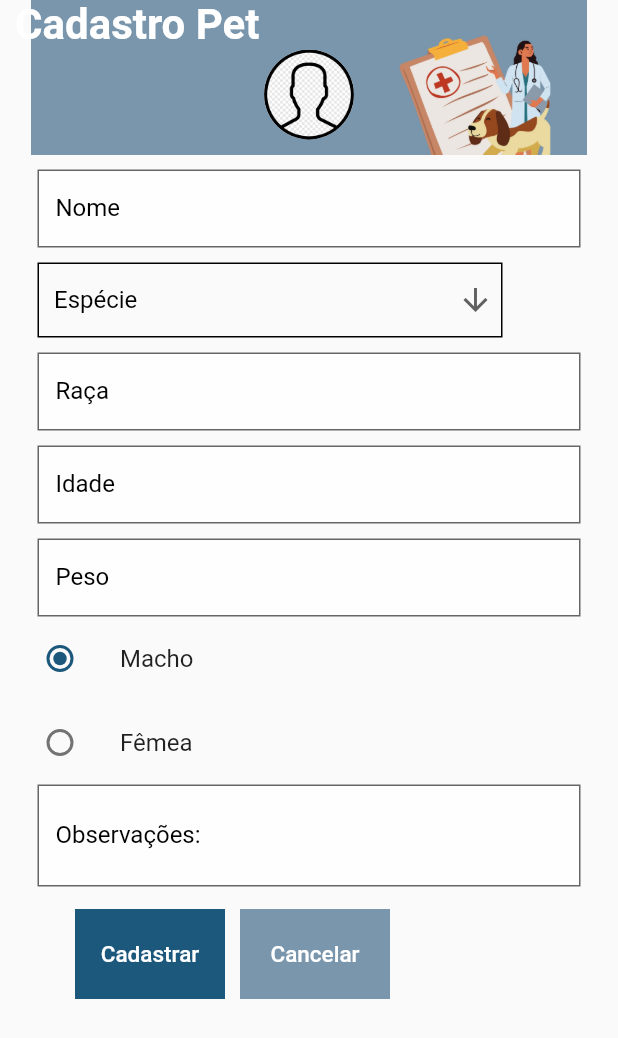
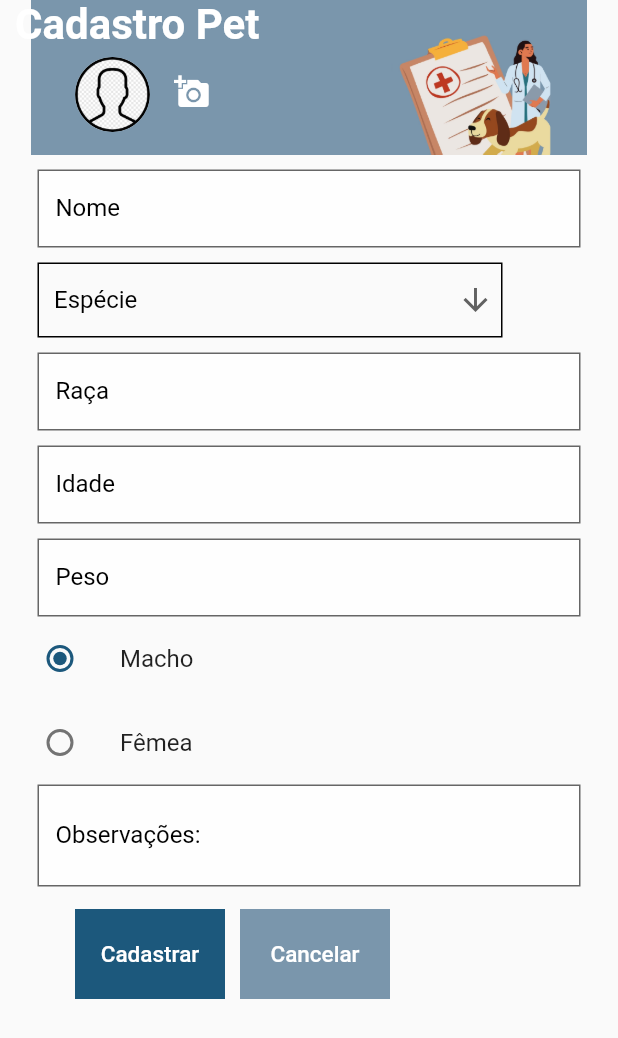
Before and after one commit to Mariana-Helena/C317-Conecte-Pet-App, a Flutter app: the CadastroPetPage screen opened directly, on a phone screen of 412 x 824 dp. Shown: the top 1038 px of the screen. Run offline on Flutter 3.47's test engine with Material 2 defaults, Android fonts, the phone set to English and light mode, and no system bars; our stand-ins replace image_picker, shared_preferences; accounts and stored records are empty.

Commit message:
doing upload

```diff
--- a/lib/cadastroPet.dart
+++ b/lib/cadastroPet.dart
@@ -4,6 +4,8 @@ import 'dart:convert';
 import 'pets.dart'; //para testar
 import 'package:shared_preferences/shared_preferences.dart';
 import 'package:http/http.dart' as http;
+import 'package:image_picker/image_picker.dart';
+import 'dart:io';
 
 class Pet {
   final String nome;
@@ -54,11 +56,10 @@ class CadastroPetPage extends StatefulWidget {
 class CadastroPetPageState extends State<CadastroPetPage> {
   final snackBar = SnackBar(
       content: Text('Pet registrado!'),
-      backgroundColor: Color.fromRGBO(10, 140, 30, 1));
+      backgroundColor: Color.fromRGBO(10, 140, 30, 1.0));
   final snackBar2 = SnackBar(
       content: Text('Erro no registro do Pet!'),
-      backgroundColor: Color.fromRGBO(219, 13, 30, 1));
-
+      backgroundColor: Color.fromRGBO(219, 13, 30, 1.0));
   int option = 1;
   String selectedPet;
   DateTime selectedDate;
@@ -73,6 +74,22 @@ class CadastroPetPageState extends State<CadastroPetPage> {
   final usuarioController = TextEditingController();
   Future<Pet> _futurePet;
   final _formKey = GlobalKey<FormState>();
+
+  File _image;
+  final picker = ImagePicker();
+
+  Future getImage() async {
+    final pickedFile = await picker.getImage(source: ImageSource.camera);
+
+    setState(() {
+      if (pickedFile != null) {
+        _image = File(pickedFile.path);
+      } else {
+        print('No image selected.');
+      }
+    });
+  }
+
 
   @override
   Widget build(BuildContext context) {
@@ -104,18 +121,29 @@ class CadastroPetPageState extends State<CadastroPetPage> {
                                     fontWeight: FontWeight.bold)),
 
                           ]),
-                      Container(
-                        width: 60,
-                        height: 60,
-                        alignment: Alignment.topLeft,
-                        decoration: BoxDecoration(
-                          shape: BoxShape.circle,
-                          image: DecorationImage(
-                            image: AssetImage("images/iconePerfil.png"),
-                            fit: BoxFit.fitHeight,
+                      Row(
+                        children:[
+                          SizedBox(
+                            width: 50,
                           ),
+                          ClipOval(
+                          child: _image == null
+                              ? Image.asset("images/iconePerfil.png", height: 50.0,
+                              width: 50.0,fit: BoxFit.cover):
+                            Image.file(_image, height: 20.0,
+                              width: 20.0,fit: BoxFit.cover),
                         ),
-                      ),
+                        Container(
+                          height: 60,
+                          width: 100,
+                          child: ListTile(
+                            leading: Icon(Icons.add_a_photo, color: Colors.white),
+                            onTap: getImage,
+                          ),
+                          decoration:
+                          BoxDecoration(color: Color.fromRGBO(122, 150, 172, 1)),
+                          ),
+                      ],),
                       SizedBox(
                         height: 10,
                       ),
--- a/pubspec.yaml
+++ b/pubspec.yaml
@@ -32,6 +32,7 @@ dependencies:
   http: ^0.13.1
   shared_preferences: ^2.0.5
   validators: ^3.0.0
+  image_picker: ^0.7.4
 
 dev_dependencies:
   flutter_test:
```
Also changed, not shown: pubspec.lock.
